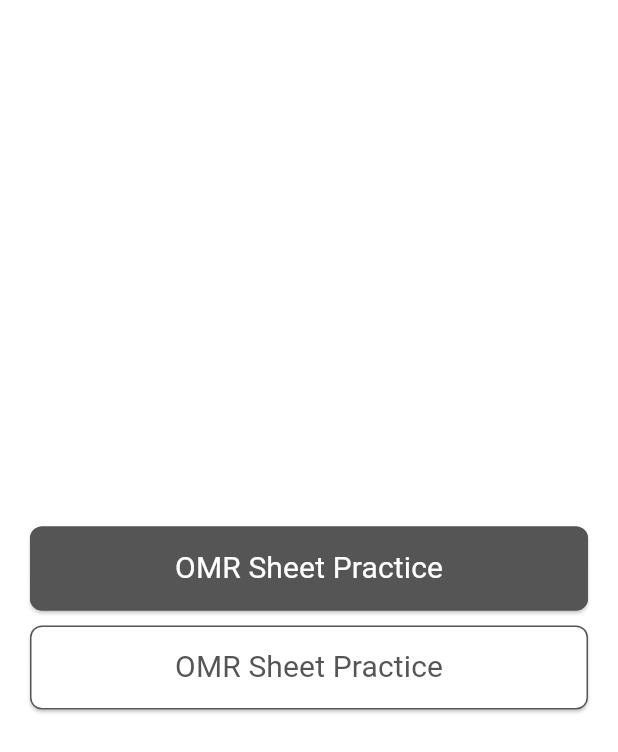
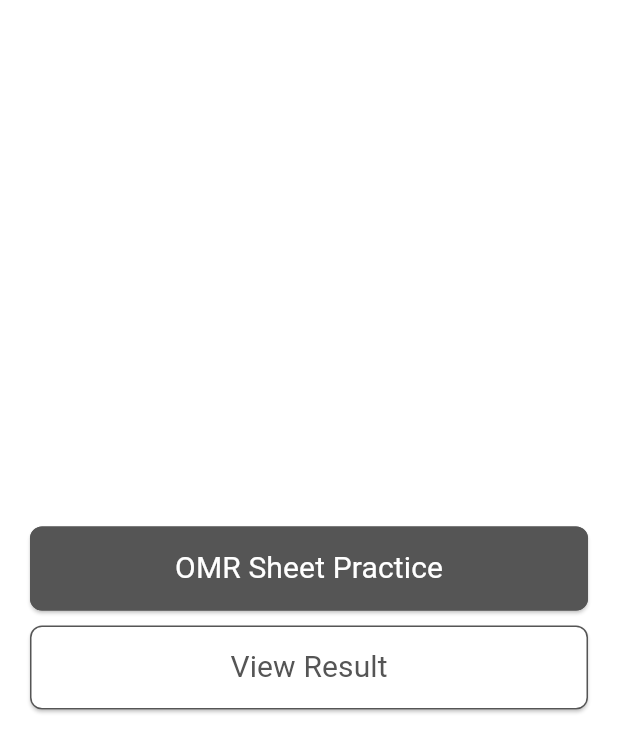
Before and after one commit to KhizarJamshaidIqbal/OMR_Sheet, a Flutter app: the screen it shows after launch, on a phone screen of 412 x 824 dp. Shown: the top 752 px of the screen. Run offline on Flutter 3.47's test engine with Material 3 defaults, Android fonts, the phone set to English and light mode, and no system bars; our stand-ins replace loading_animation_widget; Roboto replaces fonts that are missing (Literata-Regular).

Commit message:
update selected question sheet

```diff
--- a/lib/features/Select_Questions.dart
+++ b/lib/features/Select_Questions.dart
@@ -29,7 +29,7 @@ class Select_Questions extends StatelessWidget {
               child: custom_button(
                 textColor: globalColors.primaryColor,
                 backgroundColor: globalColors.WhiteColor,
-                title: 'OMR Sheet Practice',
+                title: 'View Result',
                 onPress: () {},
               ),
             ),
```
